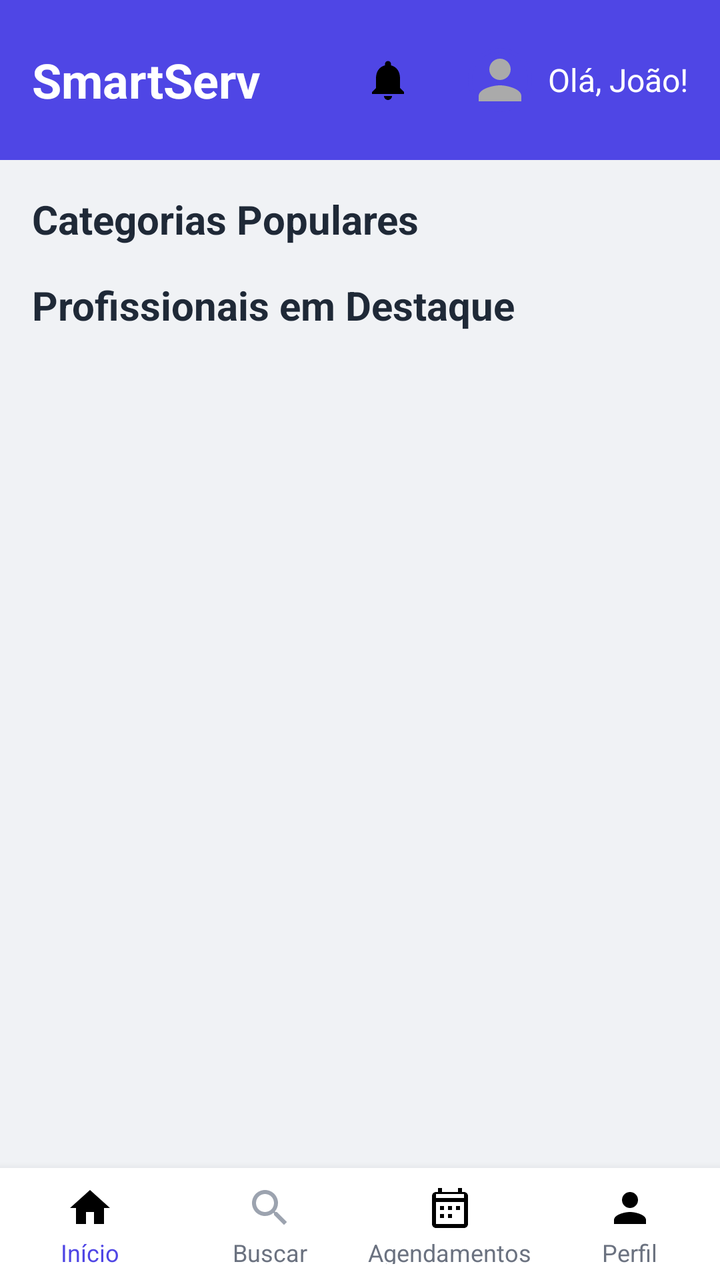
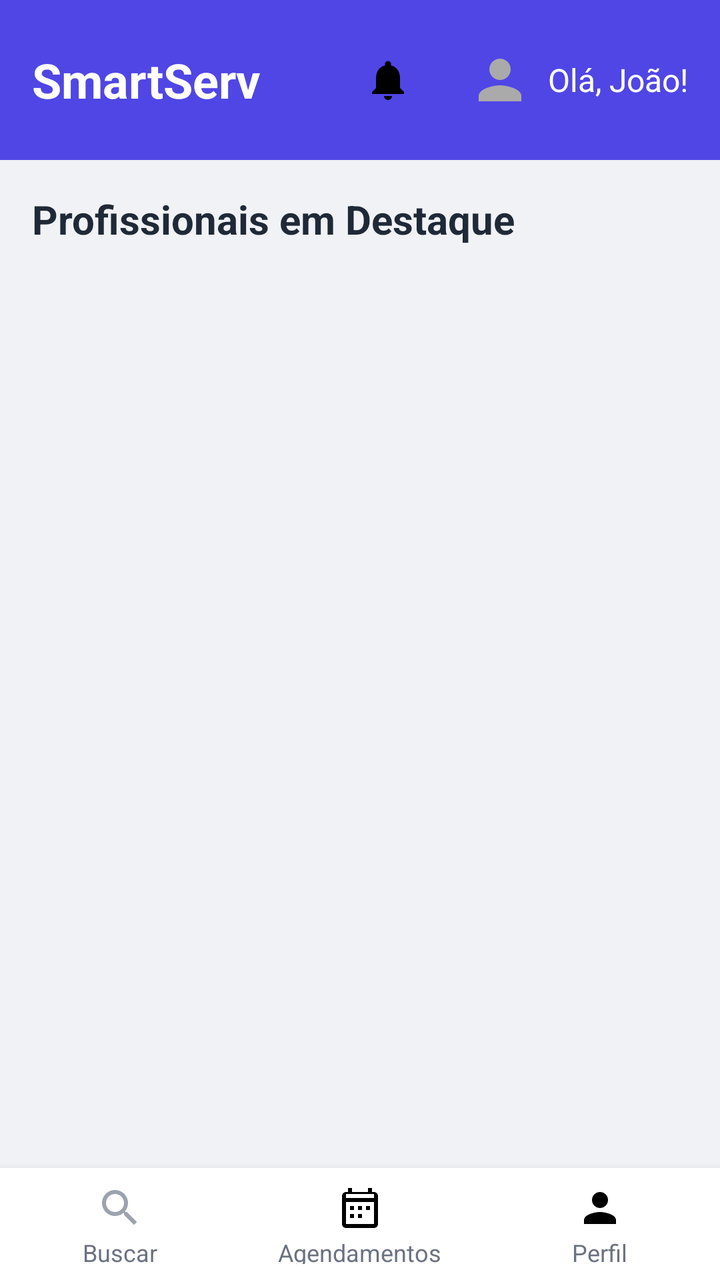

Two renders of the same Android screen: before a commit and after it. Below are the layout's source before the change and the commit's diff.
<!-- AndroidManifest.xml: application theme Theme.SmartApp -->
<!-- res/layout/dashboard.xml -->
<?xml version="1.0" encoding="utf-8"?>
<RelativeLayout xmlns:android="http://schemas.android.com/apk/res/android"
    xmlns:app="http://schemas.android.com/apk/res-auto"
    xmlns:tools="http://schemas.android.com/tools"
    android:layout_width="match_parent"
    android:layout_height="match_parent"
    android:background="#F0F2F5">

    
    <RelativeLayout
        android:id="@+id/header"
        android:layout_width="match_parent"
        android:layout_height="wrap_content"
        android:background="#4F46E5"
        android:padding="16dp"
        android:layout_alignParentTop="true">

        <TextView
            android:id="@+id/logoTextHeader"
            android:layout_width="wrap_content"
            android:layout_height="wrap_content"
            android:layout_centerVertical="true"
            android:text="SmartServ"
            android:textColor="#FFFFFF"
            android:textSize="24sp"
            android:textStyle="bold"/>

        <RelativeLayout
            android:layout_width="wrap_content"
            android:layout_height="wrap_content"
            android:layout_alignParentEnd="true"
            android:layout_centerVertical="true"
            android:gravity="center_vertical">

            <ImageButton
                android:id="@+id/notificationBell"
                android:layout_width="48dp"
                android:layout_height="48dp"
                android:background="?attr/selectableItemBackgroundBorderless"
                android:contentDescription="dashboard2"
                app:srcCompat="@drawable/ic_bell"
                />

            <TextView
                android:id="@+id/notificationCount"
                android:layout_width="20dp"
                android:layout_height="20dp"
                android:layout_alignTop="@id/notificationBell"
                android:layout_alignEnd="@id/notificationBell"
                android:background="@drawable/notification_badge"
                android:gravity="center"
                android:textColor="@android:color/white"
                android:textSize="12sp"
                android:visibility="gone"/>

            
            <RelativeLayout
                android:id="@+id/profileMenuToggle"
                android:layout_width="wrap_content"
                android:layout_height="wrap_content"
                android:layout_toEndOf="@id/notificationBell"
                android:layout_marginStart="16dp"
                android:gravity="center_vertical"
                android:layout_centerVertical="true">

                <ImageView
                    android:id="@+id/profileImage"
                    android:layout_width="32dp"
                    android:layout_height="32dp"
                    android:src="@drawable/profile_placeholder"
                    android:contentDescription="Foto de perfil"
                    android:scaleType="centerCrop"
                    android:layout_centerVertical="true"
                    android:background="@drawable/circle_border"/>

                <TextView
                    android:layout_width="wrap_content"
                    android:layout_height="wrap_content"
                    android:layout_toEndOf="@id/profileImage"
                    android:layout_centerVertical="true"
                    android:layout_marginStart="8dp"
                    android:text="Olá, João!"
                    android:textColor="#FFFFFF"
                    android:textSize="16sp"
                    android:gravity="center_vertical"/>
            </RelativeLayout>
        </RelativeLayout>
    </RelativeLayout>

    
    <RelativeLayout
        android:id="@+id/upcomingAppointmentNotification"
        android:layout_width="match_parent"
        android:layout_height="wrap_content"
        android:layout_below="@id/header"
        android:background="#FFDE00"
        android:padding="12dp"
        android:visibility="gone"
        android:layout_margin="16dp"
        android:elevation="4dp"
        android:backgroundTint="#FFDE00">

        <TextView
            android:id="@+id/notificationText"
            android:layout_width="match_parent"
            android:layout_height="wrap_content"
            android:layout_toStartOf="@id/notificationCloseBtn"
            android:text="**Lembrete:** Seu agendamento de **Corte Feminino** com **Maria Cabeleireira** é às **14:00**."
            android:textColor="#000000"
            android:textSize="14sp"/>

        <ImageButton
            android:id="@+id/notificationCloseBtn"
            android:layout_width="32dp"
            android:layout_height="32dp"
            android:layout_alignParentEnd="true"
            android:layout_centerVertical="true"
            android:background="?attr/selectableItemBackgroundBorderless"
            app:srcCompat="@drawable/ic_close"
            />
    </RelativeLayout>

    
    <ScrollView
        android:layout_width="match_parent"
        android:layout_height="match_parent"
        android:layout_below="@id/header"
        android:padding="16dp"
        android:layout_above="@+id/bottomNav">

        <LinearLayout
            android:layout_width="match_parent"
            android:layout_height="wrap_content"
            android:orientation="vertical">

            
            <TextView
                android:layout_width="match_parent"
                android:layout_height="wrap_content"
                android:text="Categorias Populares"
                android:textColor="#1F2937"
                android:textSize="20sp"
                android:textStyle="bold"
                android:layout_marginBottom="16dp"/>

            <androidx.recyclerview.widget.RecyclerView
                android:id="@+id/rvCategorias"
                android:layout_width="match_parent"
                android:layout_height="wrap_content"
                tools:layoutManager="LinearLayoutManager"
                tools:orientation="horizontal"
                tools:listitem="@layout/item_category"
                tools:itemCount="5"/>

            
            <TextView
                android:layout_width="match_parent"
                android:layout_height="wrap_content"
                android:text="Profissionais em Destaque"
                android:textColor="#1F2937"
                android:textSize="20sp"
                android:textStyle="bold"
                android:layout_marginBottom="16dp"/>

            
            <LinearLayout
                android:layout_width="match_parent"
                android:layout_height="wrap_content"
                android:gravity="center"
                android:orientation="vertical">

                
                <androidx.recyclerview.widget.RecyclerView
                    android:id="@+id/rvCatProfissional"
                    android:layout_width="match_parent"
                    android:layout_height="wrap_content"
                    android:layout_margin="8dp"
                    android:background="@android:color/white"
                    app:cardCornerRadius="8dp"
                    app:cardElevation="4dp"
                    tools:listitem="@layout/profissional_category"
                    tools:itemCount="2"
                    tools:layoutManager="androidx.recyclerview.widget.GridLayoutManager"
                    tools:spanCount="2"/>
            </LinearLayout>
        </LinearLayout>
    </ScrollView>

    
    <LinearLayout
        android:id="@+id/bottomNav"
        android:layout_width="match_parent"
        android:layout_height="56dp"
        android:layout_alignParentBottom="true"
        android:background="@android:color/white"
        android:orientation="horizontal"
        android:elevation="8dp"
        android:paddingVertical="4dp">

        <LinearLayout
            android:id="@+id/btn_inicio"
            android:layout_width="0dp"
            android:layout_height="match_parent"
            android:layout_weight="1"
            android:orientation="vertical"
            android:gravity="center"
            android:background="?attr/selectableItemBackgroundBorderless"
            android:clickable="true"
            android:padding="4dp">

            <ImageView
                android:layout_width="24dp"
                android:layout_height="24dp"
                android:src="@drawable/ic_home" />

            <TextView
                android:layout_width="wrap_content"
                android:layout_height="wrap_content"
                android:text="Início"
                android:textColor="#4F46E5"
                android:textSize="12sp"
                android:layout_marginTop="2dp"/>
        </LinearLayout>

        <LinearLayout
            android:id="@+id/btn_buscar"
            android:layout_width="0dp"
            android:layout_height="match_parent"
            android:layout_weight="1"
            android:orientation="vertical"
            android:gravity="center"
            android:background="?attr/selectableItemBackgroundBorderless"
            android:clickable="true"
            android:padding="4dp">

            <ImageView
                android:layout_width="24dp"
                android:layout_height="24dp"
                android:src="@drawable/ic_search" />

            <TextView
                android:layout_width="wrap_content"
                android:layout_height="wrap_content"
                android:text="Buscar"
                android:textColor="#6B7280"
                android:textSize="12sp"
                android:layout_marginTop="2dp"/>
        </LinearLayout>

        <LinearLayout
            android:id="@+id/btn_agendamento"
            android:layout_width="0dp"
            android:layout_height="match_parent"
            android:layout_weight="1"
            android:orientation="vertical"
            android:gravity="center"
            android:background="?attr/selectableItemBackgroundBorderless"
            android:clickable="true"
            android:padding="4dp">

            <ImageView
                android:layout_width="24dp"
                android:layout_height="24dp"
                android:src="@drawable/ic_calendar" />

            <TextView
                android:layout_width="wrap_content"
                android:layout_height="wrap_content"
                android:text="Agendamentos"
                android:textColor="#6B7280"
                android:textSize="12sp"
                android:maxLines="1"
                android:ellipsize="end"
                android:layout_marginTop="2dp"/>
        </LinearLayout>

        <LinearLayout
            android:id="@+id/btn_perfil"
            android:layout_width="0dp"
            android:layout_height="match_parent"
            android:layout_weight="1"
            android:orientation="vertical"
            android:gravity="center"
            android:background="?attr/selectableItemBackgroundBorderless"
            android:clickable="true"
            android:padding="4dp">

            <ImageView
                android:layout_width="24dp"
                android:layout_height="24dp"
                android:contentDescription="dashboard1"
                android:src="@drawable/ic_profile" />

            <TextView
                android:layout_width="wrap_content"
                android:layout_height="wrap_content"
                android:text="Perfil"
                android:textColor="#6B7280"
                android:textSize="12sp"
                android:layout_marginTop="2dp"/>
        </LinearLayout>
    </LinearLayout>
</RelativeLayout>
<!-- res/layout/item_category.xml (included above) -->
<?xml version="1.0" encoding="utf-8"?>
<androidx.constraintlayout.widget.ConstraintLayout xmlns:android="http://schemas.android.com/apk/res/android"
    xmlns:app="http://schemas.android.com/apk/res-auto"
    android:layout_width="wrap_content"
    android:paddingHorizontal="5dp"
    android:layout_height="wrap_content">

    <LinearLayout
        android:id="@+id/container"
        android:layout_width="96dp"
        android:layout_height="96dp"
        android:layout_marginEnd="16dp"
        android:background="@drawable/category_background"
        android:gravity="center"
        android:orientation="vertical"
        android:padding="8dp"
        app:layout_constraintStart_toStartOf="parent"
        app:layout_constraintTop_toTopOf="parent">

        <ImageView
            android:id="@+id/image"
            android:layout_width="40dp"
            android:layout_height="40dp"
            android:contentDescription="dashboard3"
            android:src="@drawable/ic_scissors" />

        <TextView
            android:id="@+id/title"
            android:layout_width="wrap_content"
            android:layout_height="wrap_content"
            android:layout_marginTop="8dp"
            android:text="Cabeleireiro"
            android:textColor="#1F2937"
            android:textSize="14sp" />
    </LinearLayout>

</androidx.constraintlayout.widget.ConstraintLayout>
<!-- res/layout/profissional_category.xml (included above) -->
<?xml version="1.0" encoding="utf-8"?>
<RelativeLayout
    xmlns:android="http://schemas.android.com/apk/res/android"
    xmlns:app="http://schemas.android.com/apk/res-auto"
    android:layout_width="match_parent"
    android:layout_height="wrap_content"
    android:layout_margin="8dp"
    android:background="@color/white">

    <androidx.cardview.widget.CardView
        android:layout_width="200dp"
        android:layout_height="wrap_content"
        android:layout_margin="16dp"
        app:cardCornerRadius="8dp"
        app:cardElevation="4dp"
        app:cardBackgroundColor="@color/white">

        <LinearLayout
            android:id="@+id/ProfissionalContainer"
            android:layout_width="match_parent"
            android:layout_height="wrap_content"
            android:orientation="vertical"
            android:gravity="center"
            android:padding="16dp"
            android:background="@color/light_gray">

            <ImageView
                android:layout_width="80dp"
                android:layout_height="80dp"
                android:src="@drawable/profile_placeholder"
                android:background="@drawable/circle_border"
                android:scaleType="centerCrop"
                app:tint="@android:color/black" />

            <TextView
                android:id="@+id/nome"
                android:layout_width="wrap_content"
                android:layout_height="wrap_content"
                android:text="Ana Esteticista"
                android:textColor="@android:color/black"
                android:textSize="16sp"
                android:textStyle="bold"
                android:layout_marginTop="8dp"/>

            <TextView
                android:id="@+id/especialidade"
                android:layout_width="wrap_content"
                android:layout_height="wrap_content"
                android:text="Especialista em Limpeza de Pele"
                android:textColor="@android:color/black"
                android:textSize="12sp"
                android:layout_marginTop="4dp"
                android:maxWidth="180dp"
                android:ellipsize="end"
                android:singleLine="true"/>

            <LinearLayout
                android:layout_width="wrap_content"
                android:layout_height="wrap_content"
                android:gravity="center"
                android:layout_marginTop="8dp"
                android:background="@color/white">

                <ImageView
                    android:layout_width="16dp"
                    android:layout_height="16dp"
                    android:src="@drawable/ic_star"
                    app:tint="@android:color/black"
                    android:background="@color/light_gray"/>

                <TextView
                    android:id="@+id/avaliacao"
                    android:layout_width="wrap_content"
                    android:layout_height="wrap_content"
                    android:text="4.9 (120)"
                    android:textColor="@android:color/black"
                    android:textSize="12sp"
                    android:layout_marginStart="4dp"
                    android:background="@color/light_gray"/>
            </LinearLayout>

            <Button
                android:layout_width="120dp"
                android:layout_height="50dp"
                android:text="Agendar"
                android:textColor="@android:color/white"
                android:backgroundTint="#4F46E5"
                android:background="@drawable/rounded_button"
                android:layout_marginTop="16dp"
                android:minHeight="36dp"/>
        </LinearLayout>
    </androidx.cardview.widget.CardView>
</RelativeLayout>
<!-- resources referenced by this layout -->
<resources>
  <color name="light_gray">#F0F2F5</color>
  <color name="white">#FFFFFFFF</color>
  <!-- drawable category_background (drawable) -->
  <shape xmlns:android="http://schemas.android.com/apk/res/android"
      android:shape="rectangle">
      <solid android:color="@android:color/white" />
      <corners android:radius="8dp" />
      <stroke
          android:width="1dp"
          android:color="#E5E7EB" />
  </shape>
  <!-- drawable circle_border (drawable) -->
  <shape xmlns:android="http://schemas.android.com/apk/res/android"
      android:shape="oval">
      <stroke
          android:width="2dp"
          android:color="#4F46E5" />
  </shape>
  <!-- drawable ic_close (drawable) -->
  <vector xmlns:android="http://schemas.android.com/apk/res/android"
      android:width="24dp"
      android:height="24dp"
      android:viewportWidth="24"
      android:viewportHeight="24">
      <path
          android:fillColor="#FF000000"
          android:pathData="M19,6.41L17.59,5 12,10.59 6.41,5 5,6.41 10.59,12 5,17.59 6.41,19 12,13.41 17.59,19 19,17.59 13.41,12z"/>
  </vector>
  <!-- drawable ic_home (drawable) -->
  <vector xmlns:android="http://schemas.android.com/apk/res/android"
      android:width="24dp"
      android:height="24dp"
      android:viewportWidth="24"
      android:viewportHeight="24">
      <path
          android:fillColor="#FF000000"
          android:pathData="M10,20v-6h4v6h5v-8h3L12,3 2,12h3v8z"/>
  </vector>
  <!-- drawable ic_profile (drawable) -->
  <vector xmlns:android="http://schemas.android.com/apk/res/android"
      android:width="24dp"
      android:height="24dp"
      android:viewportWidth="24"
      android:viewportHeight="24">
      <path
          android:fillColor="#FF000000"
          android:pathData="M12,12c2.21,0 4,-1.79 4,-4s-1.79,-4 -4,-4 -4,1.79 -4,4 1.79,4 4,4zM12,14c-2.67,0 -8,1.34 -8,4v2h16v-2c0,-2.66 -5.33,-4 -8,-4z"/>
  </vector>
  <!-- drawable ic_scissors (drawable) -->
  <?xml version="1.0" encoding="utf-8"?>
  <vector xmlns:android="http://schemas.android.com/apk/res/android"
      android:width="24dp"
      android:height="24dp"
      android:viewportWidth="24"
      android:viewportHeight="24">
      <path
          android:fillColor="#FF000000"
          android:pathData="M20.44,11L19.46,12.12C20.2,12.89 20.69,13.85 20.89,14.88H22V16.88H20.89C20.56,18.15 19.73,19.25 18.58,19.97L13.99,12.47L18.58,4.97C19.73,5.69 20.56,6.79 20.89,8.06H22V10.06H20.89C20.69,11.09 20.2,12.05 19.46,12.82L20.44,14L22,12.44L20.44,11M7.5,12C8.6,12 9.5,11.1 9.5,10C9.5,8.9 8.6,8 7.5,8C6.4,8 5.5,8.9 5.5,10C5.5,11.1 6.4,12 7.5,12M7.5,6C9.71,6 11.5,7.79 11.5,10C11.5,11.86 10.26,13.43 8.5,13.87V18.83C8.5,19.94 7.61,20.83 6.5,20.83C5.4,20.83 4.5,19.94 4.5,18.83V13.87C2.74,13.43 1.5,11.86 1.5,10C1.5,7.79 3.29,6 5.5,6H7.5M7.5,4C3.91,4 1,6.91 1,10.5C1,13.53 3.17,16.04 6,16.66V18.83C6,21.04 7.79,22.83 10,22.83C12.21,22.83 14,21.04 14,18.83V16.66C16.83,16.04 19,13.53 19,10.5C19,6.91 16.09,4 12.5,4H7.5Z"/>
  </vector>
  <!-- drawable ic_star (drawable) -->
  <vector xmlns:android="http://schemas.android.com/apk/res/android"
      android:width="24dp"
      android:height="24dp"
      android:viewportWidth="24"
      android:viewportHeight="24">
      <path
          android:fillColor="#FF000000"
          android:pathData="M12,17.27L18.18,21l-1.64,-7.03L22,9.24l-7.19,-0.61L12,2 9.19,8.63 2,9.24l5.46,4.73L5.82,21z"/>
  </vector>
  <!-- drawable notification_badge (drawable) -->
  <shape xmlns:android="http://schemas.android.com/apk/res/android"
      android:shape="oval">
      <solid android:color="#FF0000" />
      <size android:width="20dp" android:height="20dp" />
  </shape>
  <!-- drawable rounded_button (drawable) -->
  <?xml version="1.0" encoding="utf-8"?>
  <shape xmlns:android="http://schemas.android.com/apk/res/android"
      android:shape="rectangle">
      <corners android:radius="8dp" />
      <solid android:color="#4F46E5" />
  </shape>
  <style name="Theme.SmartApp" parent="Base.Theme.SmartApp" />
  <style name="Base.Theme.SmartApp" parent="Theme.Material3.DayNight.NoActionBar" />
  <!-- unchanged entries left out for length: 4 -->
</resources>

<!-- the commit's change to res/layout/dashboard.xml (unified diff, before → after) -->
@@ -38,8 +38,7 @@
                 android:layout_height="48dp"
                 android:background="?attr/selectableItemBackgroundBorderless"
                 android:contentDescription="dashboard2"
-                app:srcCompat="@drawable/ic_bell"
-                />
+                app:srcCompat="@drawable/ic_bell" />
 
             <TextView
                 android:id="@+id/notificationCount"
@@ -116,8 +115,7 @@
             android:layout_alignParentEnd="true"
             android:layout_centerVertical="true"
             android:background="?attr/selectableItemBackgroundBorderless"
-            app:srcCompat="@drawable/ic_close"
-            />
+            app:srcCompat="@drawable/ic_close"/>
     </RelativeLayout>
 
     
@@ -132,25 +130,6 @@
             android:layout_width="match_parent"
             android:layout_height="wrap_content"
             android:orientation="vertical">
-
-            
-            <TextView
-                android:layout_width="match_parent"
-                android:layout_height="wrap_content"
-                android:text="Categorias Populares"
-                android:textColor="#1F2937"
-                android:textSize="20sp"
-                android:textStyle="bold"
-                android:layout_marginBottom="16dp"/>
-
-            <androidx.recyclerview.widget.RecyclerView
-                android:id="@+id/rvCategorias"
-                android:layout_width="match_parent"
-                android:layout_height="wrap_content"
-                tools:layoutManager="LinearLayoutManager"
-                tools:orientation="horizontal"
-                tools:listitem="@layout/item_category"
-                tools:itemCount="5"/>
 
             
             <TextView
@@ -197,31 +176,7 @@
         android:elevation="8dp"
         android:paddingVertical="4dp">
 
-        <LinearLayout
-            android:id="@+id/btn_inicio"
-            android:layout_width="0dp"
-            android:layout_height="match_parent"
-            android:layout_weight="1"
-            android:orientation="vertical"
-            android:gravity="center"
-            android:background="?attr/selectableItemBackgroundBorderless"
-            android:clickable="true"
-            android:padding="4dp">
-
-            <ImageView
-                android:layout_width="24dp"
-                android:layout_height="24dp"
-                android:src="@drawable/ic_home" />
-
-            <TextView
-                android:layout_width="wrap_content"
-                android:layout_height="wrap_content"
-                android:text="Início"
-                android:textColor="#4F46E5"
-                android:textSize="12sp"
-                android:layout_marginTop="2dp"/>
-        </LinearLayout>
-
+        
         <LinearLayout
             android:id="@+id/btn_buscar"
             android:layout_width="0dp"
@@ -247,6 +202,7 @@
                 android:layout_marginTop="2dp"/>
         </LinearLayout>
 
+        
         <LinearLayout
             android:id="@+id/btn_agendamento"
             android:layout_width="0dp"
@@ -274,6 +230,7 @@
                 android:layout_marginTop="2dp"/>
         </LinearLayout>
 
+        
         <LinearLayout
             android:id="@+id/btn_perfil"
             android:layout_width="0dp"
@@ -301,44 +258,6 @@
         </LinearLayout>
     </LinearLayout>
 </RelativeLayout>
-<!-- res/layout/item_category.xml (included above) -->
-<?xml version="1.0" encoding="utf-8"?>
-<androidx.constraintlayout.widget.ConstraintLayout xmlns:android="http://schemas.android.com/apk/res/android"
-    xmlns:app="http://schemas.android.com/apk/res-auto"
-    android:layout_width="wrap_content"
-    android:paddingHorizontal="5dp"
-    android:layout_height="wrap_content">
-
-    <LinearLayout
-        android:id="@+id/container"
-        android:layout_width="96dp"
-        android:layout_height="96dp"
-        android:layout_marginEnd="16dp"
-        android:background="@drawable/category_background"
-        android:gravity="center"
-        android:orientation="vertical"
-        android:padding="8dp"
-        app:layout_constraintStart_toStartOf="parent"
-        app:layout_constraintTop_toTopOf="parent">
-
-        <ImageView
-            android:id="@+id/image"
-            android:layout_width="40dp"
-            android:layout_height="40dp"
-            android:contentDescription="dashboard3"
-            android:src="@drawable/ic_scissors" />
-
-        <TextView
-            android:id="@+id/title"
-            android:layout_width="wrap_content"
-            android:layout_height="wrap_content"
-            android:layout_marginTop="8dp"
-            android:text="Cabeleireiro"
-            android:textColor="#1F2937"
-            android:textSize="14sp" />
-    </LinearLayout>
-
-</androidx.constraintlayout.widget.ConstraintLayout>
 <!-- res/layout/profissional_category.xml (included above) -->
 <?xml version="1.0" encoding="utf-8"?>
 <RelativeLayout
@@ -422,6 +341,7 @@
             </LinearLayout>
 
             <Button
+                android:id="@+id/btnirparaagendamento"
                 android:layout_width="120dp"
                 android:layout_height="50dp"
                 android:text="Agendar"
<!-- resource entries referenced after the edit -->
@@ -2,15 +2,6 @@
 <resources>
   <color name="light_gray">#F0F2F5</color>
   <color name="white">#FFFFFFFF</color>
-  <!-- drawable category_background (drawable) -->
-  <shape xmlns:android="http://schemas.android.com/apk/res/android"
-      android:shape="rectangle">
-      <solid android:color="@android:color/white" />
-      <corners android:radius="8dp" />
-      <stroke
-          android:width="1dp"
-          android:color="#E5E7EB" />
-  </shape>
   <!-- drawable circle_border (drawable) -->
   <shape xmlns:android="http://schemas.android.com/apk/res/android"
       android:shape="oval">
@@ -28,16 +19,6 @@
           android:fillColor="#FF000000"
           android:pathData="M19,6.41L17.59,5 12,10.59 6.41,5 5,6.41 10.59,12 5,17.59 6.41,19 12,13.41 17.59,19 19,17.59 13.41,12z"/>
   </vector>
-  <!-- drawable ic_home (drawable) -->
-  <vector xmlns:android="http://schemas.android.com/apk/res/android"
-      android:width="24dp"
-      android:height="24dp"
-      android:viewportWidth="24"
-      android:viewportHeight="24">
-      <path
-          android:fillColor="#FF000000"
-          android:pathData="M10,20v-6h4v6h5v-8h3L12,3 2,12h3v8z"/>
-  </vector>
   <!-- drawable ic_profile (drawable) -->
   <vector xmlns:android="http://schemas.android.com/apk/res/android"
       android:width="24dp"
@@ -47,17 +28,6 @@
       <path
           android:fillColor="#FF000000"
           android:pathData="M12,12c2.21,0 4,-1.79 4,-4s-1.79,-4 -4,-4 -4,1.79 -4,4 1.79,4 4,4zM12,14c-2.67,0 -8,1.34 -8,4v2h16v-2c0,-2.66 -5.33,-4 -8,-4z"/>
-  </vector>
-  <!-- drawable ic_scissors (drawable) -->
-  <?xml version="1.0" encoding="utf-8"?>
-  <vector xmlns:android="http://schemas.android.com/apk/res/android"
-      android:width="24dp"
-      android:height="24dp"
-      android:viewportWidth="24"
-      android:viewportHeight="24">
-      <path
-          android:fillColor="#FF000000"
-          android:pathData="M20.44,11L19.46,12.12C20.2,12.89 20.69,13.85 20.89,14.88H22V16.88H20.89C20.56,18.15 19.73,19.25 18.58,19.97L13.99,12.47L18.58,4.97C19.73,5.69 20.56,6.79 20.89,8.06H22V10.06H20.89C20.69,11.09 20.2,12.05 19.46,12.82L20.44,14L22,12.44L20.44,11M7.5,12C8.6,12 9.5,11.1 9.5,10C9.5,8.9 8.6,8 7.5,8C6.4,8 5.5,8.9 5.5,10C5.5,11.1 6.4,12 7.5,12M7.5,6C9.71,6 11.5,7.79 11.5,10C11.5,11.86 10.26,13.43 8.5,13.87V18.83C8.5,19.94 7.61,20.83 6.5,20.83C5.4,20.83 4.5,19.94 4.5,18.83V13.87C2.74,13.43 1.5,11.86 1.5,10C1.5,7.79 3.29,6 5.5,6H7.5M7.5,4C3.91,4 1,6.91 1,10.5C1,13.53 3.17,16.04 6,16.66V18.83C6,21.04 7.79,22.83 10,22.83C12.21,22.83 14,21.04 14,18.83V16.66C16.83,16.04 19,13.53 19,10.5C19,6.91 16.09,4 12.5,4H7.5Z"/>
   </vector>
   <!-- drawable ic_star (drawable) -->
   <vector xmlns:android="http://schemas.android.com/apk/res/android"
